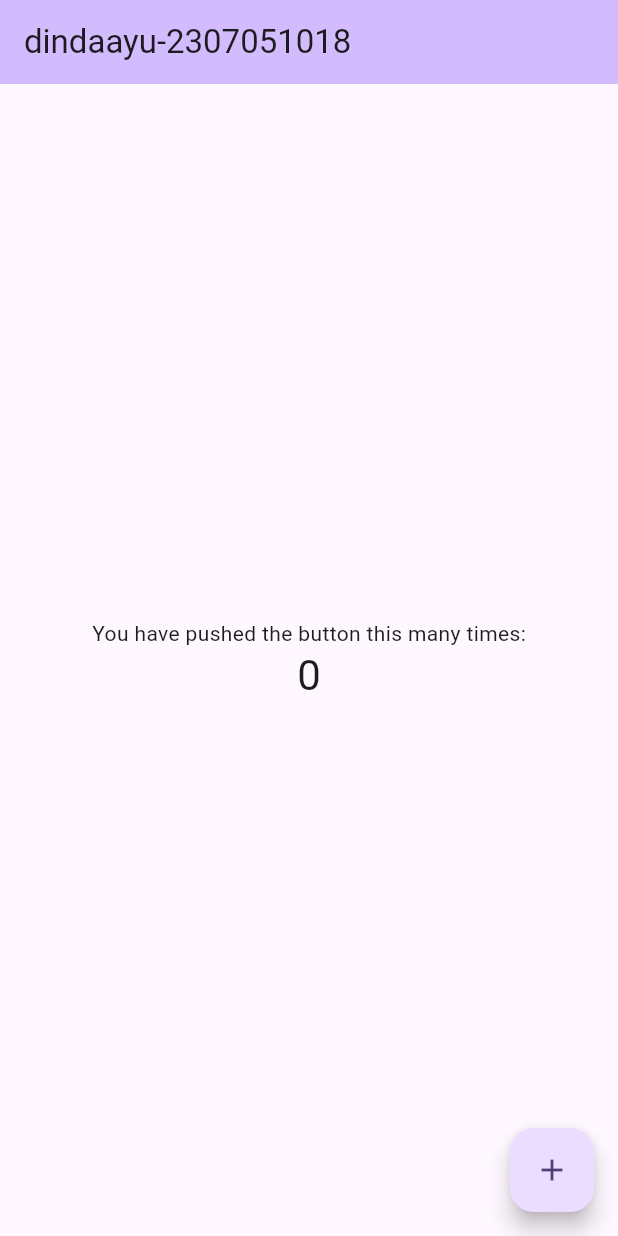
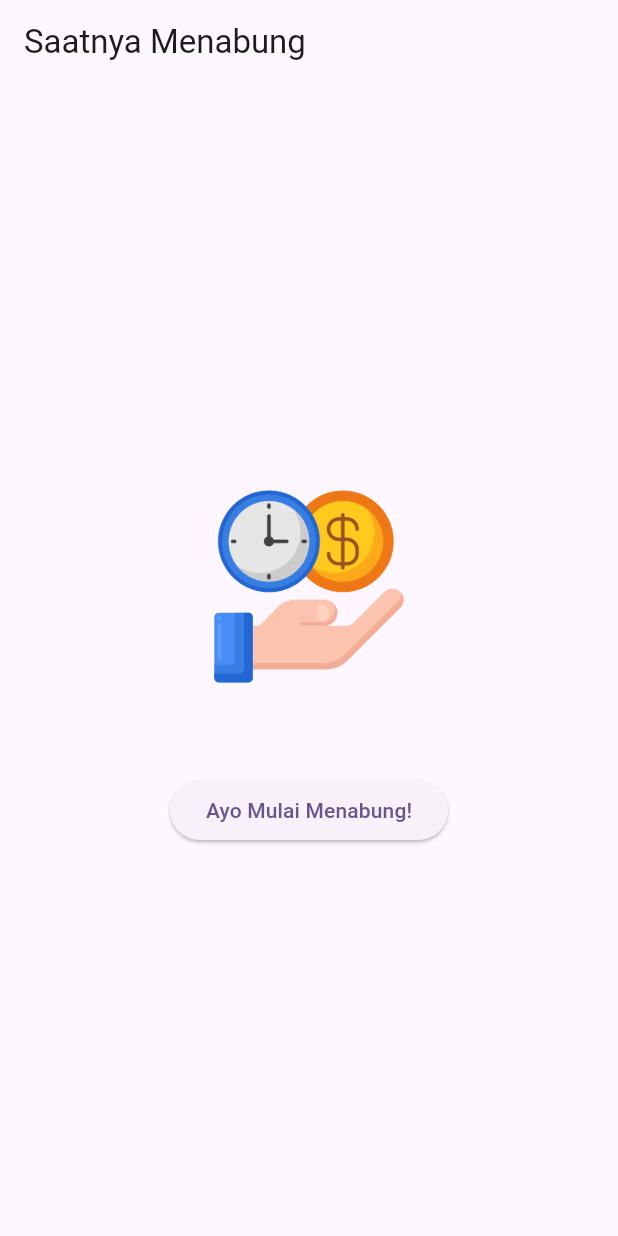
Before and after one commit to dnxczda06/prak-mobilelanjut-2307051018, a Flutter app: the screen it shows after launch, on a phone screen of 412 x 824 dp. Run offline on Flutter 3.47's test engine with Material 3 defaults, Android fonts, the phone set to English and light mode, and no system bars.

Commit message:
Pertemuan 3: Basic Widget

```diff
--- /dev/null
+++ b/lib/basic_widget.dart
@@ -0,0 +1,31 @@
+import 'package:flutter/material.dart';
+
+class BasicWidget extends StatelessWidget {
+  const BasicWidget ({super.key});
+
+    @override
+      Widget build(BuildContext context) {
+return Scaffold(
+  appBar: AppBar(
+  title: const Text('Saatnya Menabung'),
+   ),
+  body: Center(
+    child: Column(
+    mainAxisAlignment: MainAxisAlignment.center,
+    children: [
+      Image.asset(
+      'assets/images/logo.png',
+      width: 150,
+      height: 150,
+   ),
+      const SizedBox(height: 50),
+            ElevatedButton(
+                onPressed: () {},
+                child: const Text('Ayo Mulai Menabung!'),
+         ),
+    ],
+     ),
+   ),
+  );
+ }
+ }
--- a/lib/main.dart
+++ b/lib/main.dart
@@ -1,4 +1,8 @@
 import 'package:flutter/material.dart';
+ // import 'package:myapp/column_widget.dart';
+// import 'package:myapp/row_widget.dart';
+  import 'package:myapp/basic_widget.dart';
+
 
 void main() {
   runApp(const MyApp());
@@ -11,112 +15,12 @@ class MyApp extends StatelessWidget {
   @override
   Widget build(BuildContext context) {
     return MaterialApp(
-      title: 'Flutter Demo',
+      title: 'Praktikum Mobile Lanjut',
       theme: ThemeData(
-        // This is the theme of your application.
-        //
-        // TRY THIS: Try running your application with "flutter run". You'll see
-        // the application has a purple toolbar. Then, without quitting the app,
-        // try changing the seedColor in the colorScheme below to Colors.green
-        // and then invoke "hot reload" (save your changes or press the "hot
-        // reload" button in a Flutter-supported IDE, or press "r" if you used
-        // the command line to start the app).
-        //
-        // Notice that the counter didn't reset back to zero; the application
-        // state is not lost during the reload. To reset the state, use hot
-        // restart instead.
-        //
-        // This works for code too, not just values: Most code changes can be
-        // tested with just a hot reload.
         colorScheme: ColorScheme.fromSeed(seedColor: Colors.deepPurple),
+        useMaterial3: true,
       ),
-      home: const MyHomePage(title: 'dindaayu-2307051018'),
+      home: const BasicWidget(),
     );
   }
 }
-
-class MyHomePage extends StatefulWidget {
-  const MyHomePage({super.key, required this.title});
-
-  // This widget is the home page of your application. It is stateful, meaning
-  // that it has a State object (defined below) that contains fields that affect
-  // how it looks.
-
-  // This class is the configuration for the state. It holds the values (in this
-  // case the title) provided by the parent (in this case the App widget) and
-  // used by the build method of the State. Fields in a Widget subclass are
-  // always marked "final".
-
-  final String title;
-
-  @override
-  State<MyHomePage> createState() => _MyHomePageState();
-}
-
-class _MyHomePageState extends State<MyHomePage> {
-  int _counter = 0;
-
-  void _incrementCounter() {
-    setState(() {
-      // This call to setState tells the Flutter framework that something has
-      // changed in this State, which causes it to rerun the build method below
-      // so that the display can reflect the updated values. If we changed
-      // _counter without calling setState(), then the build method would not be
-      // called again, and so nothing would appear to happen.
-      _counter++;
-    });
-  }
-
-  @override
-  Widget build(BuildContext context) {
-    // This method is rerun every time setState is called, for instance as done
-    // by the _incrementCounter method above.
-    //
-    // The Flutter framework has been optimized to make rerunning build methods
-    // fast, so that you can just rebuild anything that needs updating rather
-    // than having to individually change instances of widgets.
-    return Scaffold(
-      appBar: AppBar(
-        // TRY THIS: Try changing the color here to a specific color (to
-        // Colors.amber, perhaps?) and trigger a hot reload to see the AppBar
-        // change color while the other colors stay the same.
-        backgroundColor: Theme.of(context).colorScheme.inversePrimary,
-        // Here we take the value from the MyHomePage object that was created by
-        // the App.build method, and use it to set our appbar title.
-        title: Text(widget.title),
-      ),
-      body: Center(
-        // Center is a layout widget. It takes a single child and positions it
-        // in the middle of the parent.
-        child: Column(
-          // Column is also a layout widget. It takes a list of children and
-          // arranges them vertically. By default, it sizes itself to fit its
-          // children horizontally, and tries to be as tall as its parent.
-          //
-          // Column has various properties to control how it sizes itself and
-          // how it positions its children. Here we use mainAxisAlignment to
-          // center the children vertically; the main axis here is the vertical
-          // axis because Columns are vertical (the cross axis would be
-          // horizontal).
-          //
-          // TRY THIS: Invoke "debug painting" (choose the "Toggle Debug Paint"
-          // action in the IDE, or press "p" in the console), to see the
-          // wireframe for each widget.
-          mainAxisAlignment: MainAxisAlignment.center,
-          children: <Widget>[
-            const Text('You have pushed the button this many times:'),
-            Text(
-              '$_counter',
-              style: Theme.of(context).textTheme.headlineMedium,
-            ),
-          ],
-        ),
-      ),
-      floatingActionButton: FloatingActionButton(
-        onPressed: _incrementCounter,
-        tooltip: 'Increment',
-        child: const Icon(Icons.add),
-      ), // This trailing comma makes auto-formatting nicer for build methods.
-    );
-  }
-}
--- a/pubspec.yaml
+++ b/pubspec.yaml
@@ -58,7 +58,8 @@ flutter:
   uses-material-design: true
 
   # To add assets to your application, add an assets section, like this:
-  # assets:
+  assets:
+      - assets/images/
   #   - images/a_dot_burr.jpeg
   #   - images/a_dot_ham.jpeg
 
```
Also changed, not shown: lib/column_widget.dart (added, +22 -0 lines), lib/row_widget.dart (added, +22 -0 lines), assets/images/logo.png (added).
